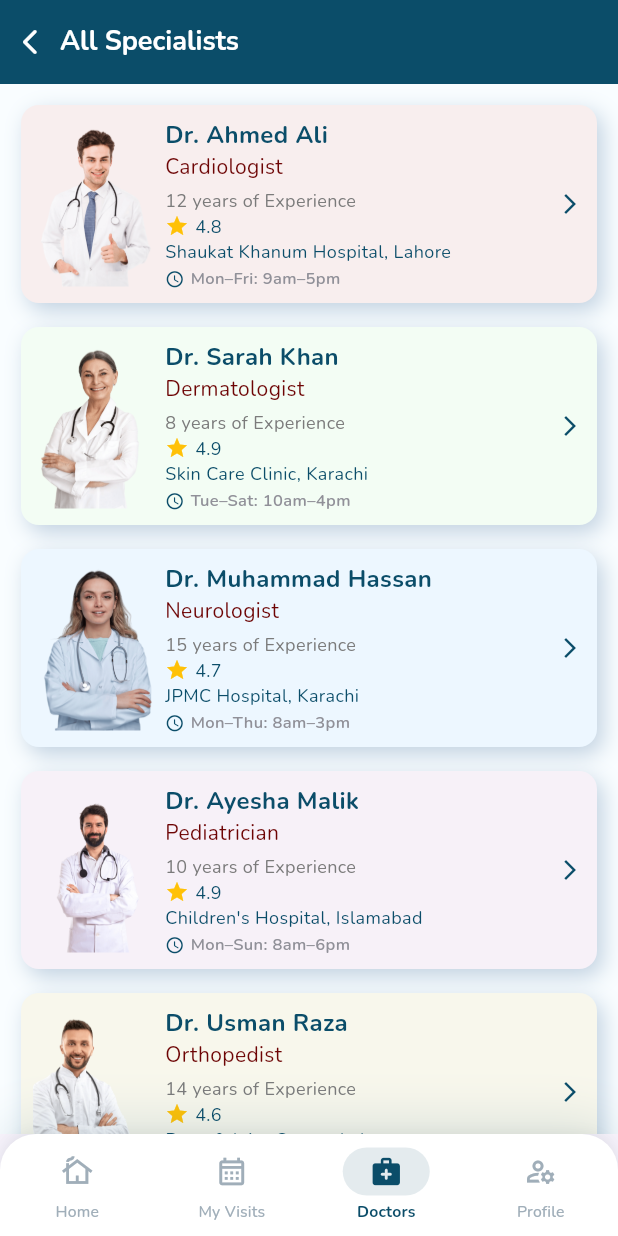
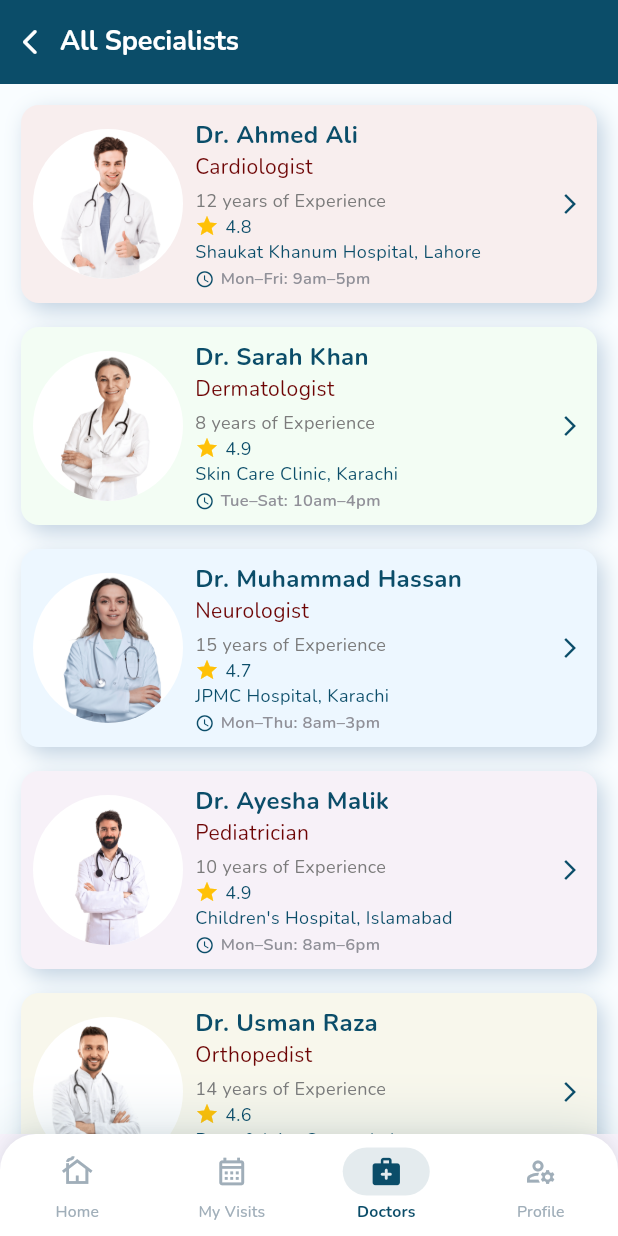
Before and after one commit to ZunairaMughal24/doctor_appointment, a Flutter app: the AllDoctorsPage screen opened by its route, on a phone screen of 412 x 824 dp. Run offline on Flutter 3.47's test engine with Material 3 defaults, Android fonts, the light colour scheme and no system bars; our stand-ins replace bloc_concurrency, cached_network_image, cloud_firestore, dartz, equatable, firebase_auth and 9 more; missing offline and left inert: google_mlkit_face_detection; accounts and stored records are empty.

Commit message:
feat: enhance DoctorListTile to support network images with caching and error handling

```diff
--- a/lib/features/doctors/presentation/widgets/doctor_list_tile.dart
+++ b/lib/features/doctors/presentation/widgets/doctor_list_tile.dart
@@ -1,4 +1,5 @@
 import 'package:flutter/material.dart';
+import 'package:cached_network_image/cached_network_image.dart';
 
 import '../../../../core/constants/app_colors.dart';
 import '../../../../core/widgets/app_container.dart';
@@ -32,17 +33,42 @@ class DoctorListTile extends StatelessWidget {
         child: Row(
           children: [
             Padding(
-                padding: const EdgeInsets.only(left: 8, top: 6, bottom: 6),
-                child: ClipRRect(
-                  borderRadius: BorderRadius.circular(8),
-                  child: Image.asset(image,
-                      width: 80, height: 110, fit: BoxFit.cover),
+              padding: const EdgeInsets.only(left: 8, top: 8, bottom: 8),
+              child: Container(
+                width: 100,
+                height: 100,
+                decoration: const BoxDecoration(
+                  color: Color.fromARGB(255, 255, 255, 255),
+                  shape: BoxShape.circle,
+                ),
+                child: ClipOval(
+                  child:
+                      (doctor.imageUrl != null && doctor.imageUrl!.isNotEmpty)
+                          ? CachedNetworkImage(
+                              imageUrl: doctor.imageUrl!,
+                              fit: BoxFit.cover,
+                              placeholder: (context, url) => const Center(
+                                child: CircularProgressIndicator(
+                                  strokeWidth: 2,
+                                ),
+                              ),
+                              errorWidget: (context, url, error) => Image.asset(
+                                image,
+                                fit: BoxFit.cover,
+                                alignment: const Alignment(0, -0.3),
+                              ),
+                            )
+                          : Image.asset(
+                              image,
+                              fit: BoxFit.cover,
+                              alignment: const Alignment(0, -0.3),
+                            ),
+                ),
               ),
             ),
             Expanded(
               child: Padding(
-                  padding: const EdgeInsets.symmetric(
-                      vertical: 8, horizontal: 8),
+                padding: const EdgeInsets.symmetric(vertical: 8, horizontal: 8),
                 child: Column(
                   crossAxisAlignment: CrossAxisAlignment.start,
                   children: [
```
Lines whose indentation alone changed are shown as unchanged.
